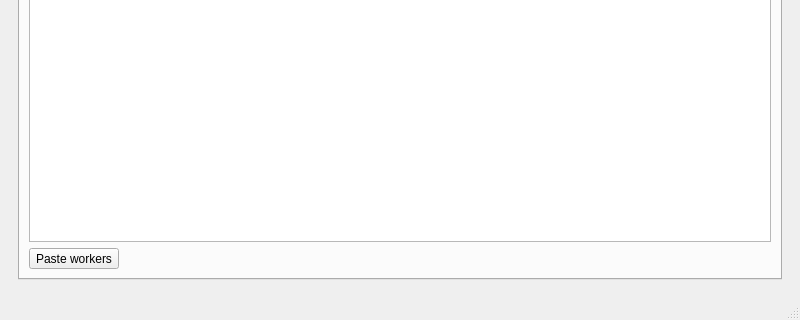
Qt form sources/mainwindow.ui (arxarian/shiftplanner) before a commit; both pictures show x 0 to 800 and y 280 to 600 of the 800 by 600 pixel window.
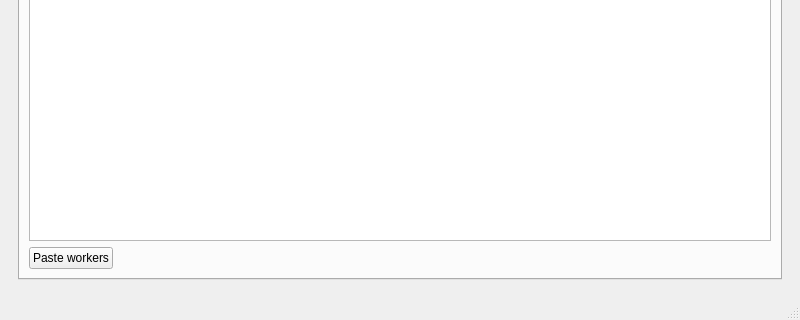
The same form after that commit. The open tabs and pages were chosen to show the change.

What changed in the file:
```diff
--- a/sources/mainwindow.ui
+++ b/sources/mainwindow.ui
@@ -148,7 +148,13 @@
              <widget class="QTableView" name="tableViewNonProjectWorkers"/>
             </item>
             <item row="1" column="0">
-             <widget class="QToolButton" name="toolButtonAddNonProjectWorkers">
+             <widget class="QPushButton" name="pushButtonAddNonProjectWorkers">
+              <property name="sizePolicy">
+               <sizepolicy hsizetype="Fixed" vsizetype="Fixed">
+                <horstretch>0</horstretch>
+                <verstretch>0</verstretch>
+               </sizepolicy>
+              </property>
               <property name="text">
                <string>Paste workers</string>
               </property>
```
Left out of the diff: 4 changed lines with no effect on the pictures.
